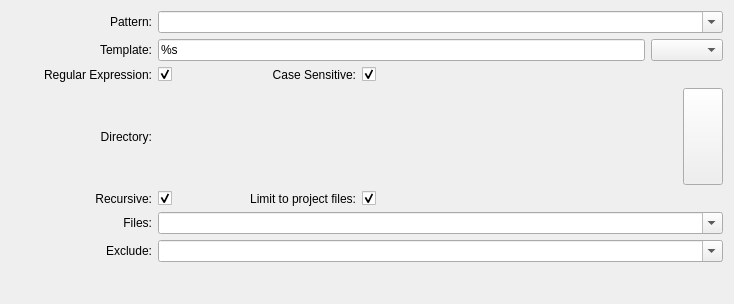
Above: plugins/grepview/grepwidget.ui from KDE/kdevelop before the change. Below: the same form after it.
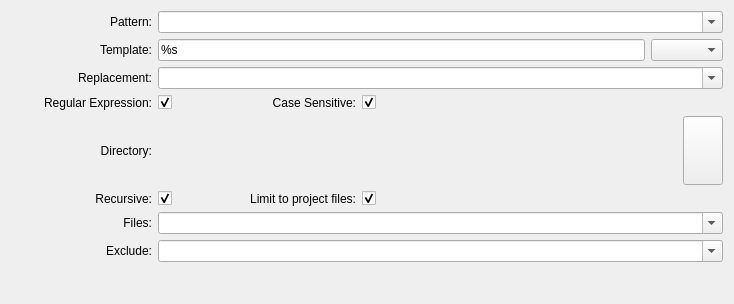
That is the form after the change. Custom widgets are drawn as their Qt base class.

Commit message: Added a replace field in "Find in files" (renamed to "Find-Replace in files)

What changed in the file:
```diff
--- a/plugins/grepview/grepwidget.ui
+++ b/plugins/grepview/grepwidget.ui
@@ -23,7 +23,7 @@
    </size>
   </property>
   <property name="windowTitle">
-   <string>Find In Files</string>
+   <string>Find-Replace In Files</string>
   </property>
   <layout class="QGridLayout">
    <item row="0" column="0">
@@ -99,7 +99,7 @@
    <item row="1" column="4" colspan="2">
     <widget class="KComboBox" name="templateTypeCombo"/>
    </item>
-   <item row="2" column="0">
+   <item row="3" column="0">
     <widget class="QLabel" name="label_10">
      <property name="text">
       <string>Regular Expression:</string>
@@ -112,7 +112,7 @@
      </property>
     </widget>
    </item>
-   <item row="2" column="1">
+   <item row="3" column="1">
     <widget class="QCheckBox" name="regexCheck">
      <property name="text">
       <string/>
@@ -122,7 +122,7 @@
      </property>
     </widget>
    </item>
-   <item row="2" column="2">
+   <item row="3" column="2">
     <widget class="QLabel" name="label_11">
      <property name="text">
       <string>Case Sensitive:</string>
@@ -135,7 +135,7 @@
      </property>
     </widget>
    </item>
-   <item row="2" column="3">
+   <item row="3" column="3">
     <widget class="QCheckBox" name="caseSensitiveCheck">
      <property name="sizePolicy">
       <sizepolicy hsizetype="Expanding" vsizetype="Fixed">
@@ -151,7 +151,7 @@
      </property>
     </widget>
    </item>
-   <item row="3" column="0">
+   <item row="4" column="0">
     <widget class="QLabel" name="label_5">
      <property name="text">
       <string>Directory:</string>
@@ -164,7 +164,7 @@
      </property>
     </widget>
    </item>
-   <item row="3" column="1" colspan="4">
+   <item row="4" column="1" colspan="4">
     <widget class="KUrlRequester" name="directoryRequester">
      <property name="sizePolicy">
       <sizepolicy hsizetype="Expanding" vsizetype="Preferred">
@@ -174,7 +174,7 @@
      </property>
     </widget>
    </item>
-   <item row="3" column="5">
+   <item row="4" column="5">
     <widget class="KPushButton" name="syncButton">
      <property name="sizePolicy">
       <sizepolicy hsizetype="Minimum" vsizetype="Minimum">
@@ -184,7 +184,7 @@
      </property>
     </widget>
    </item>
-   <item row="4" column="0">
+   <item row="5" column="0">
     <widget class="QLabel" name="label_6">
      <property name="text">
       <string>Recursive:</string>
@@ -197,7 +197,7 @@
      </property>
     </widget>
    </item>
-   <item row="4" column="1">
+   <item row="5" column="1">
     <widget class="QCheckBox" name="recursiveCheck">
      <property name="text">
       <string/>
@@ -207,7 +207,7 @@
      </property>
     </widget>
    </item>
-   <item row="4" column="2">
+   <item row="5" column="2">
     <widget class="QLabel" name="label_7">
      <property name="text">
       <string>Limit to project files:</string>
@@ -220,7 +220,7 @@
      </property>
     </widget>
    </item>
-   <item row="4" column="3">
+   <item row="5" column="3">
     <widget class="QCheckBox" name="limitToProjectCheck">
      <property name="sizePolicy">
       <sizepolicy hsizetype="Expanding" vsizetype="Fixed">
@@ -236,7 +236,7 @@
      </property>
     </widget>
    </item>
-   <item row="5" column="0">
+   <item row="6" column="0">
     <widget class="QLabel" name="label">
      <property name="text">
       <string>Files:</string>
@@ -249,7 +249,7 @@
      </property>
     </widget>
    </item>
-   <item row="5" column="1" colspan="5">
+   <item row="6" column="1" colspan="5">
     <widget class="KComboBox" name="filesCombo">
      <property name="whatsThis">
       <string>Enter the file name pattern of the files to search here. You may give several patterns separated by spaces.</string>
@@ -262,7 +262,7 @@
      </property>
     </widget>
    </item>
-   <item row="6" column="0">
+   <item row="7" column="0">
     <widget class="QLabel" name="label_2">
      <property name="text">
       <string>Exclude:</string>
@@ -275,7 +275,7 @@
      </property>
     </widget>
    </item>
-   <item row="6" column="1" colspan="5">
+   <item row="7" column="1" colspan="5">
     <widget class="KComboBox" name="excludeCombo">
      <property name="whatsThis">
       <string>Enter the file name pattern of the files to exclude from the search here. You may give several patterns separated by spaces.&lt;p&gt;Every pattern is internally surrounded by asterisks, so that each pattern can match parts of the file paths.&lt;/p&gt;</string>
@@ -288,7 +288,7 @@
      </property>
     </widget>
    </item>
-   <item row="7" column="0">
+   <item row="8" column="0">
     <spacer>
      <property name="orientation">
       <enum>Qt::Horizontal</enum>
@@ -304,7 +304,7 @@
      </property>
     </spacer>
    </item>
-   <item row="7" column="1">
+   <item row="8" column="1">
     <spacer>
      <property name="orientation">
       <enum>Qt::Horizontal</enum>
@@ -320,7 +320,7 @@
      </property>
     </spacer>
    </item>
-   <item row="7" column="2">
+   <item row="8" column="2">
     <spacer>
      <property name="orientation">
       <enum>Qt::Horizontal</enum>
@@ -336,7 +336,7 @@
      </property>
     </spacer>
    </item>
-   <item row="7" column="3" colspan="3">
+   <item row="8" column="3" colspan="3">
     <spacer>
      <property name="orientation">
       <enum>Qt::Horizontal</enum>
@@ -352,6 +352,29 @@
      </property>
     </spacer>
    </item>
+   <item row="2" column="0">
+    <widget class="QLabel" name="label_3">
+     <property name="text">
+      <string>Replacement:</string>
+     </property>
+     <property name="alignment">
+      <set>Qt::AlignRight|Qt::AlignTrailing|Qt::AlignVCenter</set>
+     </property>
+     <property name="buddy">
+      <cstring>replacementCombo</cstring>
+     </property>
+    </widget>
+   </item>
+   <item row="2" column="1" colspan="5">
+    <widget class="KComboBox" name="replacementCombo">
+     <property name="editable">
+      <bool>true</bool>
+     </property>
+     <property name="autoCompletion">
+      <bool>false</bool>
+     </property>
+    </widget>
+   </item>
   </layout>
  </widget>
  <customwidgets>
```
The commit also changes 2 other files.
